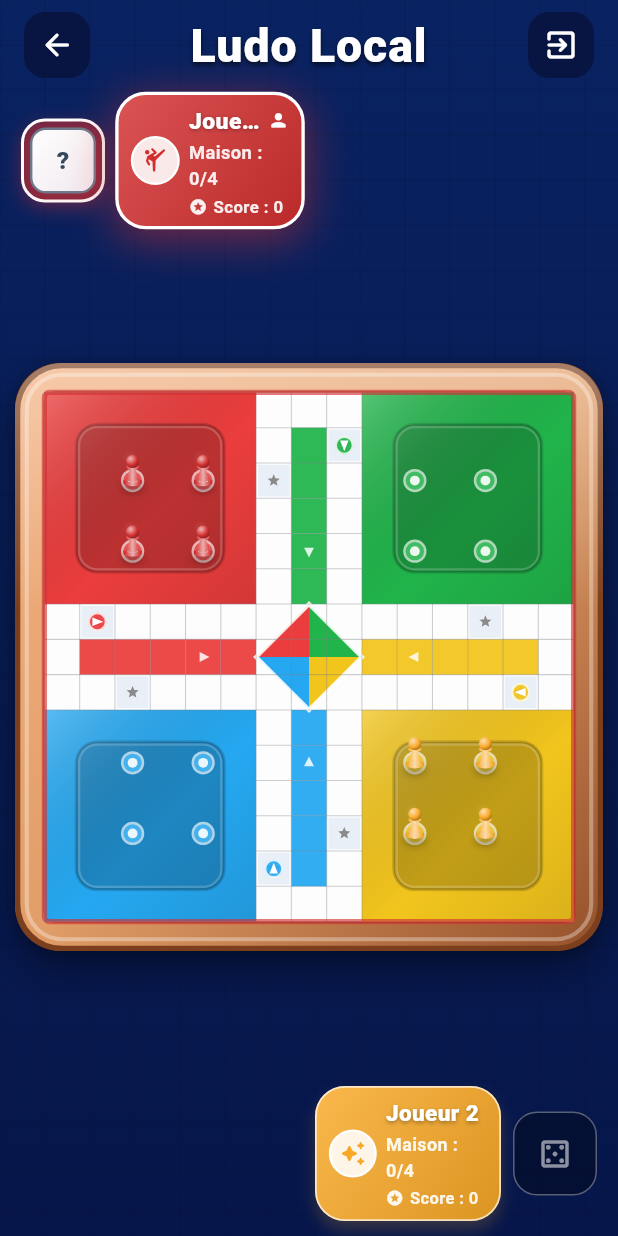
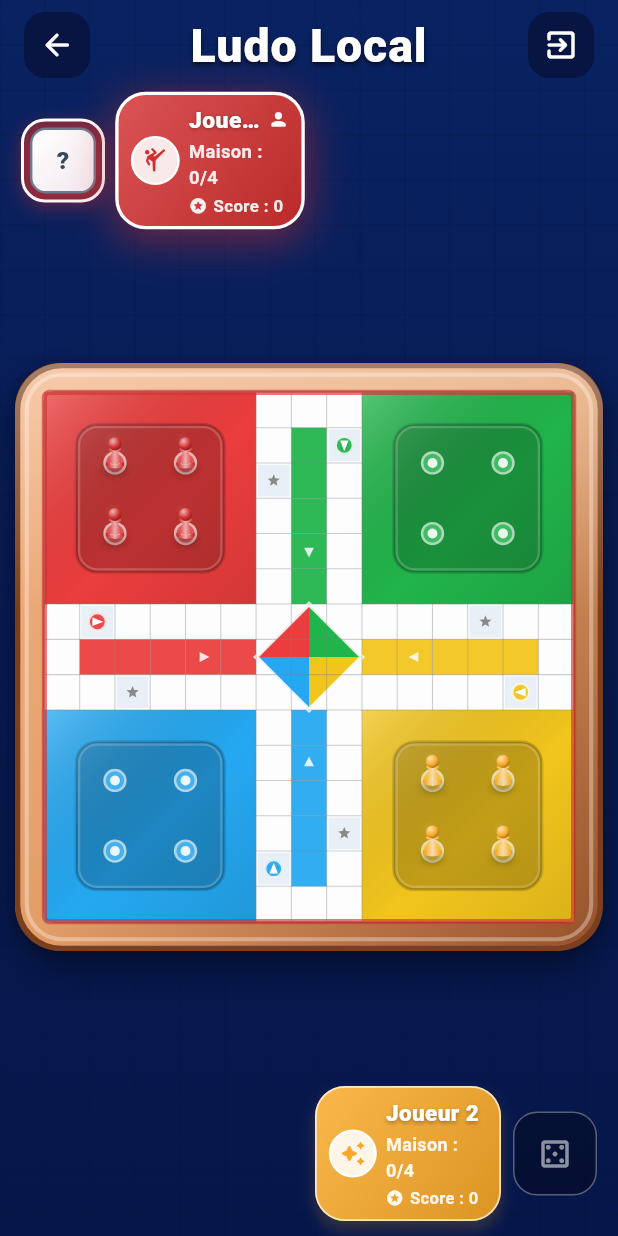
Before and after one commit to blackRYE6140/ludo, a Flutter app: the screen it shows after launch, after a tap on "Démarrer en local", on a phone screen of 412 x 824 dp. Run offline on Flutter 3.47's test engine with Material 3 defaults, Android fonts, the phone set to English and light mode, and no system bars; our stand-ins replace audioplayers.

Commit message:
maj prison pion

```diff
--- a/lib/core/constants/board_constants.dart
+++ b/lib/core/constants/board_constants.dart
@@ -4,8 +4,8 @@ import '../../models/player.dart';
 
 @immutable
 class GridPosition {
-  final int row;
-  final int col;
+  final double row;
+  final double col;
 
   const GridPosition(this.row, this.col);
 
@@ -112,28 +112,28 @@ class BoardConstants {
   static const Map<PlayerColor, List<GridPosition>> yardPositions =
       <PlayerColor, List<GridPosition>>{
     PlayerColor.red: <GridPosition>[
-      GridPosition(2, 2),
-      GridPosition(2, 4),
-      GridPosition(4, 2),
-      GridPosition(4, 4),
+      GridPosition(1.5, 1.5),
+      GridPosition(1.5, 3.5),
+      GridPosition(3.5, 1.5),
+      GridPosition(3.5, 3.5),
     ],
     PlayerColor.green: <GridPosition>[
-      GridPosition(2, 10),
-      GridPosition(2, 12),
-      GridPosition(4, 10),
-      GridPosition(4, 12),
+      GridPosition(1.5, 10.5),
+      GridPosition(1.5, 12.5),
+      GridPosition(3.5, 10.5),
+      GridPosition(3.5, 12.5),
     ],
     PlayerColor.yellow: <GridPosition>[
-      GridPosition(10, 10),
-      GridPosition(10, 12),
-      GridPosition(12, 10),
-      GridPosition(12, 12),
+      GridPosition(10.5, 10.5),
+      GridPosition(10.5, 12.5),
+      GridPosition(12.5, 10.5),
+      GridPosition(12.5, 12.5),
     ],
     PlayerColor.blue: <GridPosition>[
-      GridPosition(10, 2),
-      GridPosition(10, 4),
-      GridPosition(12, 2),
-      GridPosition(12, 4),
+      GridPosition(10.5, 1.5),
+      GridPosition(10.5, 3.5),
+      GridPosition(12.5, 1.5),
+      GridPosition(12.5, 3.5),
     ],
   };
 }
--- a/lib/ui/widgets/ludo_board.dart
+++ b/lib/ui/widgets/ludo_board.dart
@@ -933,8 +933,8 @@ class _BoardPainter extends CustomPainter {
   Rect _cells(
     Rect inner,
     double cell, {
-    required int row,
-    required int col,
+    required num row,
+    required num col,
     int rows = 1,
     int cols = 1,
   }) {
--- a/lib/ui/widgets/player_status_bar.dart
+++ b/lib/ui/widgets/player_status_bar.dart
@@ -171,7 +171,7 @@ class _PlayerCardState extends State<_PlayerCard>
           scale: widget.isCurrent ? 1 + (pulse * 0.02) : 1,
           child: AnimatedContainer(
             duration: const Duration(milliseconds: 230),
-            padding: const EdgeInsets.symmetric(horizontal: 8, vertical: 6),
+            padding: const EdgeInsets.symmetric(horizontal: 8, vertical: 4),
             decoration: BoxDecoration(
               borderRadius: BorderRadius.circular(20),
               gradient: LinearGradient(
```
